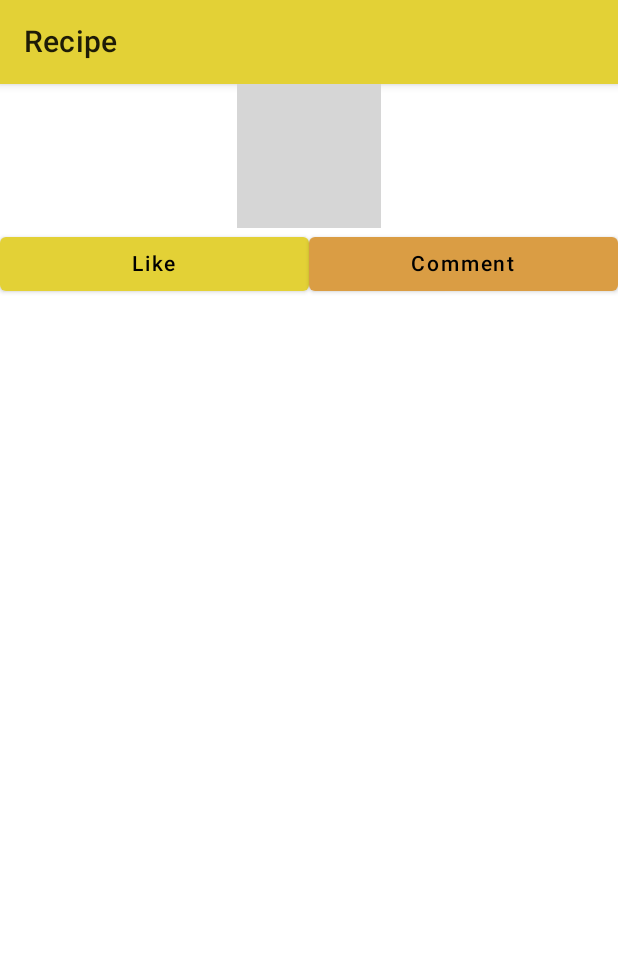
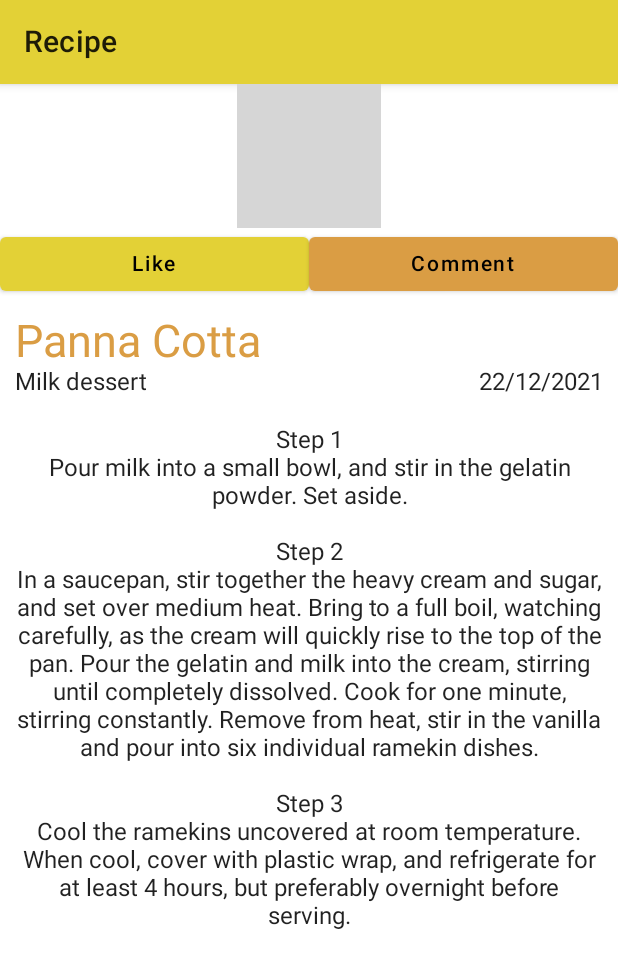
Before and after one commit to aliatillaydemir/Basic_recipe_app-design-_withCompose, an Android app built with Jetpack Compose: the screen it shows after launch (MainActivity), on a phone screen of 412 x 824 dp. Shown: the top 968 px of the screen. Run offline under Robolectric (Android 15) with nearby library versions, the phone set to English and light mode, and no system bars; grey boxes are pictures that could not be loaded.

Commit message:
added scroll and other component.

```diff
--- a/app/src/main/java/com/ayd/foodrecipe/MainActivity.kt
+++ b/app/src/main/java/com/ayd/foodrecipe/MainActivity.kt
@@ -5,20 +5,23 @@ import android.widget.Toast
 import androidx.activity.ComponentActivity
 import androidx.activity.compose.setContent
 import androidx.compose.foundation.Image
-import androidx.compose.foundation.layout.Column
-import androidx.compose.foundation.layout.Row
-import androidx.compose.foundation.layout.fillMaxSize
-import androidx.compose.foundation.layout.fillMaxWidth
+import androidx.compose.foundation.layout.*
+import androidx.compose.foundation.rememberScrollState
+import androidx.compose.foundation.verticalScroll
 import androidx.compose.material.*
 import androidx.compose.material.MaterialTheme.colors
 import androidx.compose.material.SnackbarDefaults.backgroundColor
 import androidx.compose.runtime.Composable
+import androidx.compose.runtime.LaunchedEffect
 import androidx.compose.ui.Alignment
 import androidx.compose.ui.Modifier
 import androidx.compose.ui.platform.LocalContext
 import androidx.compose.ui.res.colorResource
 import androidx.compose.ui.res.painterResource
+import androidx.compose.ui.text.style.TextAlign
 import androidx.compose.ui.tooling.preview.Preview
+import androidx.compose.ui.unit.dp
+import androidx.compose.ui.unit.sp
 import com.ayd.foodrecipe.ui.theme.FoodRecipeTheme
 
 class MainActivity : ComponentActivity() {
@@ -38,6 +41,11 @@ class MainActivity : ComponentActivity() {
 @Composable
 fun MainMethod() {
 
+    val scrollState = rememberScrollState()
+
+    // Smooth scroll to specified pixels on first composition
+    LaunchedEffect(Unit) { scrollState.animateScrollTo(10000) }
+
     val context = LocalContext.current // for toastMessage
 
     Scaffold(
@@ -51,6 +59,7 @@ fun MainMethod() {
 
             Column(horizontalAlignment = Alignment.CenterHorizontally,
             modifier = Modifier.fillMaxSize()
+                               .verticalScroll(scrollState) //for scroll
             ) {
                Image(painter = painterResource(id =R.drawable.pannacotta), contentDescription ="")
 
@@ -81,6 +90,34 @@ fun MainMethod() {
                     }
 
                 }
+
+                Column(modifier = Modifier
+                    .fillMaxWidth()
+                    .padding(all = 10.dp)) {
+                    Text(text = "Panna Cotta",
+                        color = colorResource(id = R.color.mainColor3),
+                        fontSize = 30.sp)
+
+                    Row(
+                        modifier = Modifier.fillMaxWidth(),
+                        horizontalArrangement = Arrangement.SpaceBetween
+                    ) {
+                        Texts(content = "Milk dessert")
+                        Texts(content = "22/12/2021")
+                    }
+                }
+
+                Text(text = "Step 1\n" +
+                        "Pour milk into a small bowl, and stir in the gelatin powder. Set aside.\n" +
+                        "\n" +
+                        "Step 2\n" +
+                        "In a saucepan, stir together the heavy cream and sugar, and set over medium heat. Bring to a full boil, watching carefully, as the cream will quickly rise to the top of the pan. Pour the gelatin and milk into the cream, stirring until completely dissolved. Cook for one minute, stirring constantly. Remove from heat, stir in the vanilla and pour into six individual ramekin dishes.\n" +
+                        "\n" +
+                        "Step 3\n" +
+                        "Cool the ramekins uncovered at room temperature. When cool, cover with plastic wrap, and refrigerate for at least 4 hours, but preferably overnight before serving.",
+                    modifier = Modifier.padding(all = 10.dp),
+                    textAlign = TextAlign.Center)
+
             }
         }
     )
```
